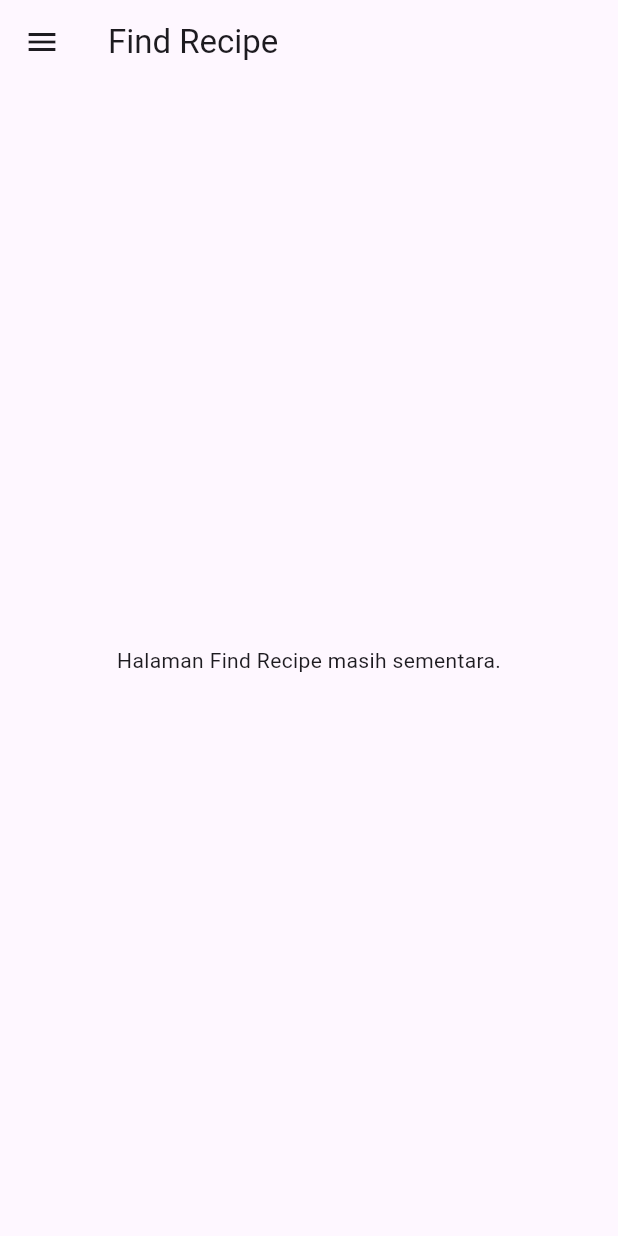
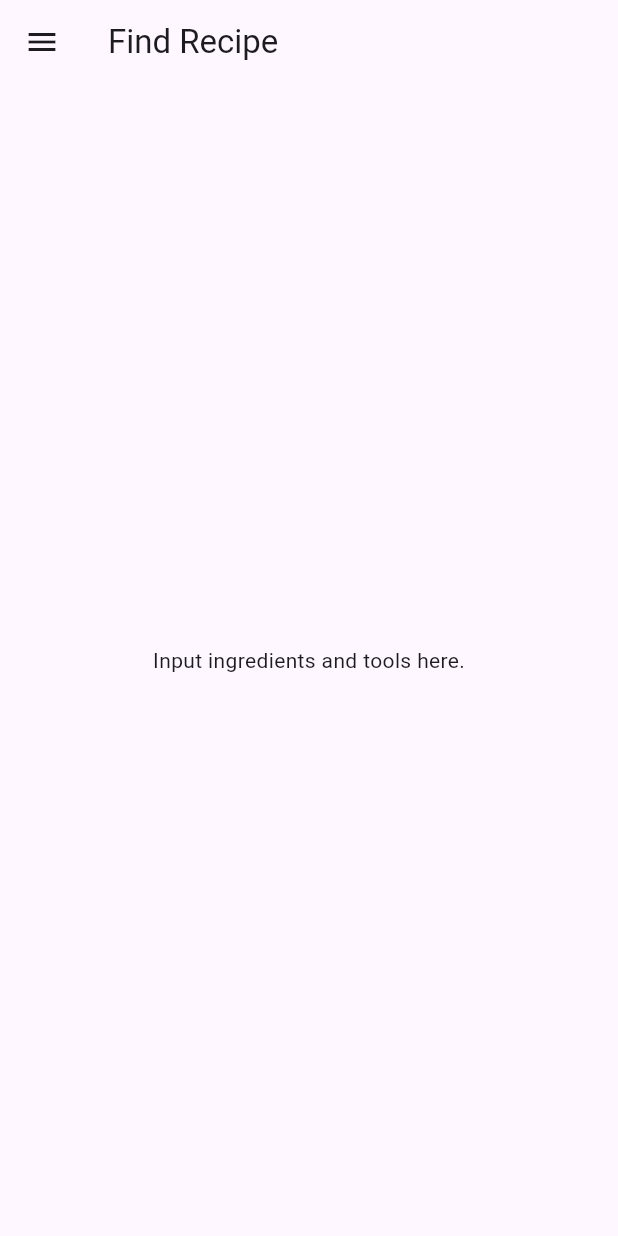
Before and after one commit to pbp-kelompok-e12/FillMyDish_mobile, a Flutter app: the screen it shows after launch, after a tap on "Find Recipe", on a phone screen of 412 x 824 dp. Run offline on Flutter 3.47's test engine with Material 3 defaults, Android fonts, the phone set to English and light mode, and no system bars.

Commit message:
feat: input page placeholder

```diff
--- a/lib/screens/recipe_finder_page.dart
+++ b/lib/screens/recipe_finder_page.dart
@@ -0,0 +1,12 @@
+import 'package:flutter/material.dart';
+
+class InputPage extends StatelessWidget {
+  const InputPage({super.key});
+
+  @override
+  Widget build(BuildContext context) {
+    return const Center(
+      child: Text('Input ingredients and tools here.'),
+    );
+  }
+}
--- a/lib/widgets/app_scaffold.dart
+++ b/lib/widgets/app_scaffold.dart
@@ -4,6 +4,7 @@ import '../screens/saved_recipe_page.dart';
 import '../screens/meal_plan_page.dart';
 import '../screens/review_page.dart';
 import '../screens/profile_page.dart';
+import '../screens/recipe_finder_page.dart';
 
 class AppScaffold extends StatefulWidget {
   const AppScaffold({super.key});
@@ -53,6 +54,8 @@ class _AppScaffoldState extends State<AppScaffold> {
       ),
         body: _selectedIndex == 0
             ? HomePage(onFindRecipe: () => _openPage(1))
+            : _selectedIndex == 1
+            ? const InputPage()
             : _selectedIndex == 2
             ? const SavedRecipePage()
             : _selectedIndex == 3
```
